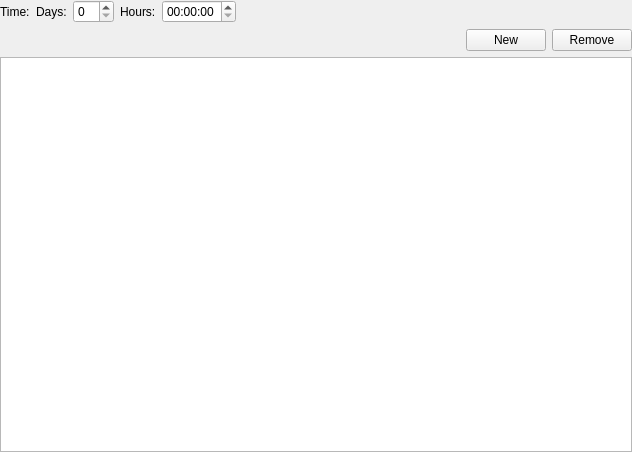
First picture: the form in src/hanlendar/ui/widget/reminderwidget.ui, repository anetczuk/hanlendar, before the edit.
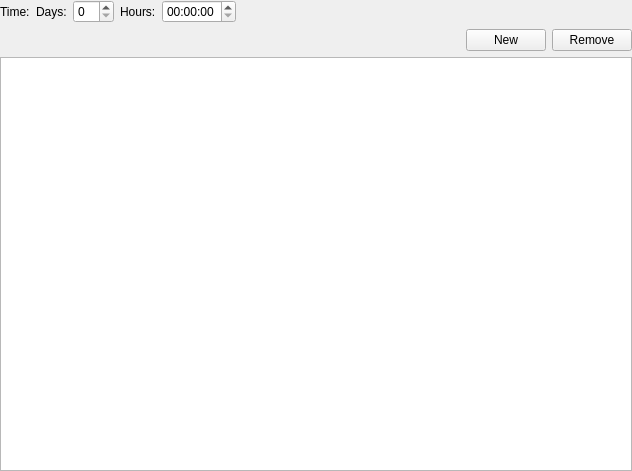
Second picture: the form after the edit.

Patch:
```diff
--- a/src/hanlendar/ui/widget/reminderwidget.ui
+++ b/src/hanlendar/ui/widget/reminderwidget.ui
@@ -7,7 +7,7 @@
     <x>0</x>
     <y>0</y>
     <width>632</width>
-    <height>452</height>
+    <height>471</height>
    </rect>
   </property>
   <property name="windowTitle">
```
